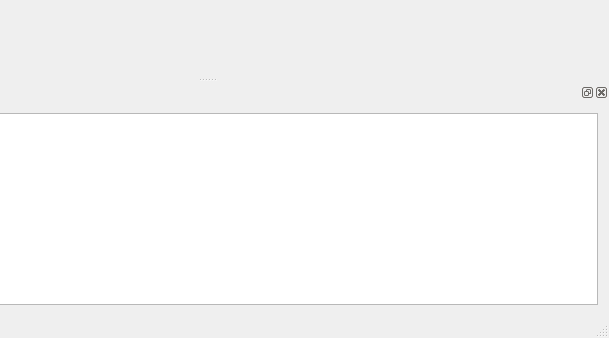
Above: pcsp-dbg/src/qt4/qt4_pcspdebugger.ui from pcspold/pcsp-deprecated before the change; both pictures show x 196 to 805 and y 399 to 737 of the 805 by 737 pixel window. Below: the same form after it.
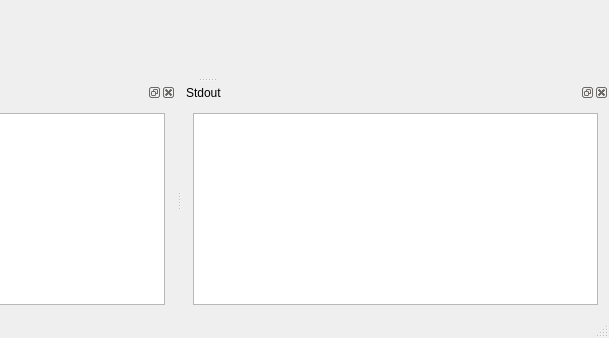
That is the form after the change. Icons and pictures are not drawn. Custom widgets are drawn as their Qt base class.

Commit message: added stdout logging window for stdout messages only

Patch:
```diff
--- a/pcsp-dbg/src/qt4/qt4_pcspdebugger.ui
+++ b/pcsp-dbg/src/qt4/qt4_pcspdebugger.ui
@@ -120,6 +120,34 @@
     </layout>
    </widget>
   </widget>
+  <widget class="QDockWidget" name="stdoutlog_dock">
+   <property name="windowTitle">
+    <string>Stdout</string>
+   </property>
+   <attribute name="dockWidgetArea">
+    <number>8</number>
+   </attribute>
+   <widget class="QWidget" name="stdoutwidget">
+    <property name="minimumSize">
+     <size>
+      <width>319</width>
+      <height>0</height>
+     </size>
+    </property>
+    <layout class="QGridLayout" name="gridLayout_3">
+     <item row="0" column="0">
+      <widget class="QPlainTextEdit" name="stdoutEditText">
+       <property name="sizePolicy">
+        <sizepolicy hsizetype="Preferred" vsizetype="Preferred">
+         <horstretch>0</horstretch>
+         <verstretch>0</verstretch>
+        </sizepolicy>
+       </property>
+      </widget>
+     </item>
+    </layout>
+   </widget>
+  </widget>
   <action name="actionRun">
    <property name="icon">
     <iconset resource="qt4_pcspdebugger.qrc">
```
The commit also changes 5 other files.
